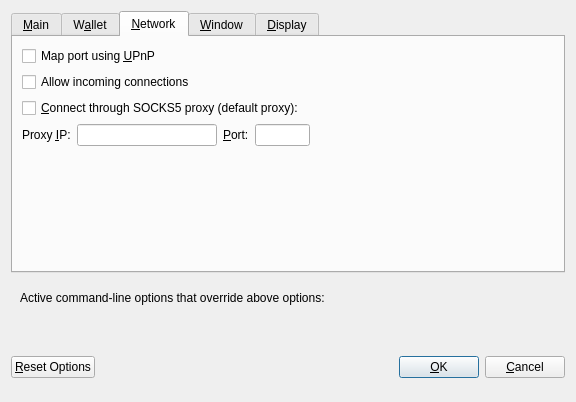
Qt form src/qt/forms/optionsdialog.ui (eternity-group/eternity) before a commit.
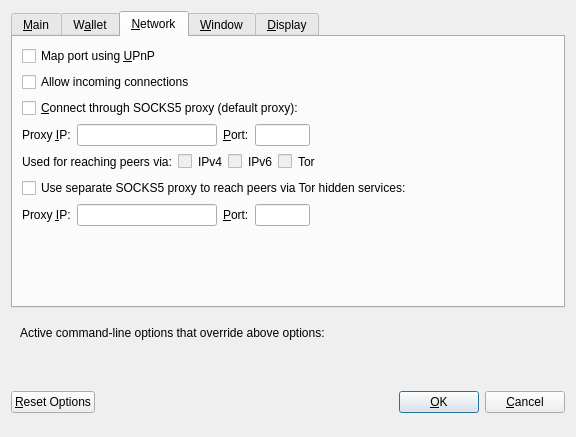
The same form after that commit. The open tabs and pages were chosen to show the change. Custom widgets are drawn as their Qt base class.

Patch:
```diff
--- a/src/qt/forms/optionsdialog.ui
+++ b/src/qt/forms/optionsdialog.ui
@@ -30,10 +30,10 @@
        <item>
         <widget class="QCheckBox" name="bitcoinAtStartup">
          <property name="toolTip">
-          <string>Automatically start Eternity after logging in to the system.</string>
+          <string>Automatically start Eternity Core after logging in to the system.</string>
          </property>
          <property name="text">
-          <string>&amp;Start Eternity on system login</string>
+          <string>&amp;Start Eternity Core on system login</string>
          </property>
         </widget>
        </item>
@@ -130,20 +130,96 @@
          </property>
         </spacer>
        </item>
+      </layout>
+     </widget>
+     <widget class="QWidget" name="tabWallet">
+      <attribute name="title">
+       <string>W&amp;allet</string>
+      </attribute>
+      <layout class="QVBoxLayout" name="verticalLayout_Wallet">
        <item>
-        <layout class="QHBoxLayout" name="horizontalLayout_4_Main">
+        <widget class="QGroupBox" name="groupBox">
+         <property name="title">
+          <string>Expert</string>
+         </property>
+         <layout class="QVBoxLayout" name="verticalLayout_2">
+          <item>
+           <widget class="QCheckBox" name="coinControlFeatures">
+            <property name="toolTip">
+             <string>Whether to show coin control features or not.</string>
+            </property>
+            <property name="text">
+             <string>Enable coin &amp;control features</string>
+            </property>
+           </widget>
+          </item>
+          <item>
+           <widget class="QCheckBox" name="showEternitynodesTab">
+            <property name="toolTip">
+             <string>Show additional tab listing all your eternitynodes in first sub-tab&lt;br/&gt;and all eternitynodes on the network in second sub-tab.</string>
+            </property>
+            <property name="text">
+             <string>Show Eternitynodes Tab</string>
+            </property>
+           </widget>
+          </item>
+          <item>
+           <widget class="QCheckBox" name="showAdvancedPSUI">
+            <property name="toolTip">
+             <string>Show additional information and buttons for SpySend on overview screen.</string>
+            </property>
+            <property name="text">
+             <string>Enable advanced SpySend interface</string>
+            </property>
+           </widget>
+          </item>
+          <item>
+           <widget class="QCheckBox" name="lowKeysWarning">
+            <property name="toolTip">
+             <string>Show warning dialog when SpySend detects that wallet has very low number of keys left.</string>
+            </property>
+            <property name="text">
+             <string>Warn if SpySend is running out of keys</string>
+            </property>
+           </widget>
+          </item>
+          <item>
+           <widget class="QCheckBox" name="spySendMultiSession">
+            <property name="toolTip">
+             <string>Whether to use experimental SpySend mode with multiple mixing sessions per block.&lt;br/&gt;Note: You must use this feature carefully.&lt;br/&gt;Make sure you always have recent wallet (auto)backup in a safe place!</string>
+            </property>
+            <property name="text">
+             <string>Enable SpySend &amp;multi-session</string>
+            </property>
+           </widget>
+          </item>
+          <item>
+           <widget class="QCheckBox" name="spendZeroConfChange">
+            <property name="toolTip">
+             <string>If you disable the spending of unconfirmed change, the change from a transaction&lt;br/&gt;cannot be used until that transaction has at least one confirmation.&lt;br/&gt;This also affects how your balance is computed.</string>
+            </property>
+            <property name="text">
+             <string>&amp;Spend unconfirmed change</string>
+            </property>
+           </widget>
+          </item>
+         </layout>
+        </widget>
+       </item>
+       <item>
+        <layout class="QHBoxLayout" name="horizontalLayout_4_Wallet">
          <item>
           <widget class="QLabel" name="label">
            <property name="toolTip">
             <string>This setting determines the amount of individual eternitynodes that an input will be anonymized through.&lt;br/&gt;More rounds of anonymization gives a higher degree of privacy, but also costs more in fees.</string>
            </property>
            <property name="text">
-            <string>Spysend rounds to use</string>
+            <string>SpySend rounds to use</string>
            </property>
           </widget>
          </item>
          <item>
-          <widget class="QSpinBox" name="spysendRounds">
+          <widget class="QSpinBox" name="spySendRounds">
            <property name="minimum">
             <number>2</number>
            </property>
@@ -162,7 +238,7 @@
          <item>
           <widget class="QLabel" name="label_2">
            <property name="toolTip">
-            <string>This amount acts as a threshold to turn off Spysend once it's reached.</string>
+            <string>This amount acts as a threshold to turn off SpySend once it's reached.</string>
            </property>
            <property name="statusTip">
             <string notr="true"/>
@@ -182,7 +258,7 @@
           </widget>
          </item>
          <item>
-          <widget class="QSpinBox" name="anonymizeEternity">
+          <widget class="QSpinBox" name="spySendAmount">
            <property name="minimum">
             <number>2</number>
            </property>
@@ -199,42 +275,6 @@
          </item>
         </layout>
        </item>
-      </layout>
-     </widget>
-     <widget class="QWidget" name="tabWallet">
-      <attribute name="title">
-       <string>W&amp;allet</string>
-      </attribute>
-      <layout class="QVBoxLayout" name="verticalLayout_Wallet">
-       <item>
-        <widget class="QGroupBox" name="groupBox">
-         <property name="title">
-          <string>Expert</string>
-         </property>
-         <layout class="QVBoxLayout" name="verticalLayout_2">
-          <item>
-           <widget class="QCheckBox" name="coinControlFeatures">
-            <property name="toolTip">
-             <string>Whether to show coin control features or not.</string>
-            </property>
-            <property name="text">
-             <string>Enable coin &amp;control features</string>
-            </property>
-           </widget>
-          </item>
-          <item>
-           <widget class="QCheckBox" name="spendZeroConfChange">
-            <property name="toolTip">
-             <string>If you disable the spending of unconfirmed change, the change from a transaction&lt;br/&gt;cannot be used until that transaction has at least one confirmation.&lt;br/&gt;This also affects how your balance is computed.</string>
-            </property>
-            <property name="text">
-             <string>&amp;Spend unconfirmed change</string>
-            </property>
-           </widget>
-          </item>
-         </layout>
-        </widget>
-       </item>
        <item>
         <spacer name="verticalSpacer_Wallet">
          <property name="orientation">
@@ -258,7 +298,7 @@
        <item>
         <widget class="QCheckBox" name="mapPortUpnp">
          <property name="toolTip">
-          <string>Automatically open the Eternity client port on the router. This only works when your router supports UPnP and it is enabled.</string>
+          <string>Automatically open the Eternity Core client port on the router. This only works when your router supports UPnP and it is enabled.</string>
          </property>
          <property name="text">
           <string>Map port using &amp;UPnP</string>
@@ -366,6 +406,193 @@
          </item>
         </layout>
        </item>
+       <item>
+        <layout class="QHBoxLayout" name="horizontalLayout_2_Network">
+         <item>
+          <widget class="QLabel" name="proxyActiveNets">
+           <property name="text">
+            <string>Used for reaching peers via:</string>
+           </property>
+           <property name="textFormat">
+            <enum>Qt::PlainText</enum>
+           </property>
+          </widget>
+         </item>
+         <item>
+          <widget class="QCheckBox" name="proxyReachIPv4">
+           <property name="enabled">
+            <bool>false</bool>
+           </property>
+           <property name="toolTip">
+            <string>Shows, if the supplied default SOCKS5 proxy is used to reach peers via this network type.</string>
+           </property>
+           <property name="text">
+            <string/>
+           </property>
+          </widget>
+         </item>
+         <item>
+          <widget class="QLabel" name="proxyReachIPv4Label">
+           <property name="text">
+            <string>IPv4</string>
+           </property>
+           <property name="textFormat">
+            <enum>Qt::PlainText</enum>
+           </property>
+          </widget>
+         </item>
+         <item>
+          <widget class="QCheckBox" name="proxyReachIPv6">
+           <property name="enabled">
+            <bool>false</bool>
+           </property>
+           <property name="toolTip">
+            <string>Shows, if the supplied default SOCKS5 proxy is used to reach peers via this network type.</string>
+           </property>
+           <property name="text">
+            <string/>
+           </property>
+          </widget>
+         </item>
+         <item>
+          <widget class="QLabel" name="proxyReachIPv6Label">
+           <property name="text">
+            <string>IPv6</string>
+           </property>
+           <property name="textFormat">
+            <enum>Qt::PlainText</enum>
+           </property>
+          </widget>
+         </item>
+         <item>
+          <widget class="QCheckBox" name="proxyReachTor">
+           <property name="enabled">
+            <bool>false</bool>
+           </property>
+           <property name="toolTip">
+            <string>Shows, if the supplied default SOCKS5 proxy is used to reach peers via this network type.</string>
+           </property>
+           <property name="text">
+            <string/>
+           </property>
+          </widget>
+         </item>
+         <item>
+          <widget class="QLabel" name="proxyReachTorLabel">
+           <property name="text">
+            <string>Tor</string>
+           </property>
+           <property name="textFormat">
+            <enum>Qt::PlainText</enum>
+           </property>
+          </widget>
+         </item>
+         <item>
+          <spacer name="horizontalSpacer_2_Network">
+           <property name="orientation">
+            <enum>Qt::Horizontal</enum>
+           </property>
+           <property name="sizeHint" stdset="0">
+            <size>
+             <width>40</width>
+             <height>20</height>
+            </size>
+           </property>
+          </spacer>
+         </item>
+        </layout>
+       </item>
+       <item>
+        <widget class="QCheckBox" name="connectSocksTor">
+         <property name="toolTip">
+          <string>Connect to the Eternity network through a separate SOCKS5 proxy for Tor hidden services.</string>
+         </property>
+         <property name="text">
+          <string>Use separate SOCKS5 proxy to reach peers via Tor hidden services:</string>
+         </property>
+        </widget>
+       </item>
+       <item>
+        <layout class="QHBoxLayout" name="horizontalLayout_3_Network">
+         <item>
+          <widget class="QLabel" name="proxyIpTorLabel">
+           <property name="text">
+            <string>Proxy &amp;IP:</string>
+           </property>
+           <property name="textFormat">
+            <enum>Qt::PlainText</enum>
+           </property>
+           <property name="buddy">
+            <cstring>proxyIpTor</cstring>
+           </property>
+          </widget>
+         </item>
+         <item>
+          <widget class="QValidatedLineEdit" name="proxyIpTor">
+           <property name="minimumSize">
+            <size>
+             <width>140</width>
+             <height>0</height>
+            </size>
+           </property>
+           <property name="maximumSize">
+            <size>
+             <width>140</width>
+             <height>16777215</height>
+            </size>
+           </property>
+           <property name="toolTip">
+            <string>IP address of the proxy (e.g. IPv4: 127.0.0.1 / IPv6: ::1)</string>
+           </property>
+          </widget>
+         </item>
+         <item>
+          <widget class="QLabel" name="proxyPortTorLabel">
+           <property name="text">
+            <string>&amp;Port:</string>
+           </property>
+           <property name="textFormat">
+            <enum>Qt::PlainText</enum>
+           </property>
+           <property name="buddy">
+            <cstring>proxyPortTor</cstring>
+           </property>
+          </widget>
+         </item>
+         <item>
+          <widget class="QLineEdit" name="proxyPortTor">
+           <property name="minimumSize">
+            <size>
+             <width>55</width>
+             <height>0</height>
+            </size>
+           </property>
+           <property name="maximumSize">
+            <size>
+             <width>55</width>
+             <height>16777215</height>
+            </size>
+           </property>
+           <property name="toolTip">
+            <string>Port of the proxy (e.g. 9050)</string>
+           </property>
+          </widget>
+         </item>
+         <item>
+          <spacer name="horizontalSpacer_4_Network">
+           <property name="orientation">
+            <enum>Qt::Horizontal</enum>
+           </property>
+           <property name="sizeHint" stdset="0">
+            <size>
+             <width>40</width>
+             <height>20</height>
+            </size>
+           </property>
+          </spacer>
+         </item>
+        </layout>
+       </item>
        <item>
         <spacer name="verticalSpacer_Network">
          <property name="orientation">
@@ -399,7 +626,7 @@
        <item>
         <widget class="QCheckBox" name="minimizeOnClose">
          <property name="toolTip">
-          <string>Minimize instead of exit the application when the window is closed. When this option is enabled, the application will be closed only after selecting Quit in the menu.</string>
+          <string>Minimize instead of exit the application when the window is closed. When this option is enabled, the application will be closed only after selecting Exit in the menu.</string>
          </property>
          <property name="text">
           <string>M&amp;inimize on close</string>
@@ -444,7 +671,7 @@
          <item>
           <widget class="QValueComboBox" name="lang">
            <property name="toolTip">
-            <string>The user interface language can be set here. This setting will take effect after restarting Eternity.</string>
+            <string>The user interface language can be set here. This setting will take effect after restarting Eternity Core.</string>
            </property>
           </widget>
          </item>
@@ -543,7 +770,7 @@
          <item>
           <widget class="QLabel" name="thirdPartyTxUrlsLabel">
            <property name="toolTip">
-            <string>Third party URLs (e.g. a block explorer) that appear in the transactions tab as context menu items. %s in the URL is replaced by transaction hash. Multiple URLs are separated by vertical bar |.</string>
+            <string>Third party URLs (e.g. a block explorer) that appear in the transactions tab as context menu items.&lt;br/&gt;%s in the URL is replaced by transaction hash. Multiple URLs are separated by vertical bar |.</string>
            </property>
            <property name="text">
             <string>Third party transaction URLs</string>
@@ -556,7 +783,7 @@
          <item>
           <widget class="QLineEdit" name="thirdPartyTxUrls">
            <property name="toolTip">
-            <string>Third party URLs (e.g. a block explorer) that appear in the transactions tab as context menu items. %s in the URL is replaced by transaction hash. Multiple URLs are separated by vertical bar |.</string>
+            <string>Third party URLs (e.g. a block explorer) that appear in the transactions tab as context menu items.&lt;br/&gt;%s in the URL is replaced by transaction hash. Multiple URLs are separated by vertical bar |.</string>
            </property>
           </widget>
          </item>
```
